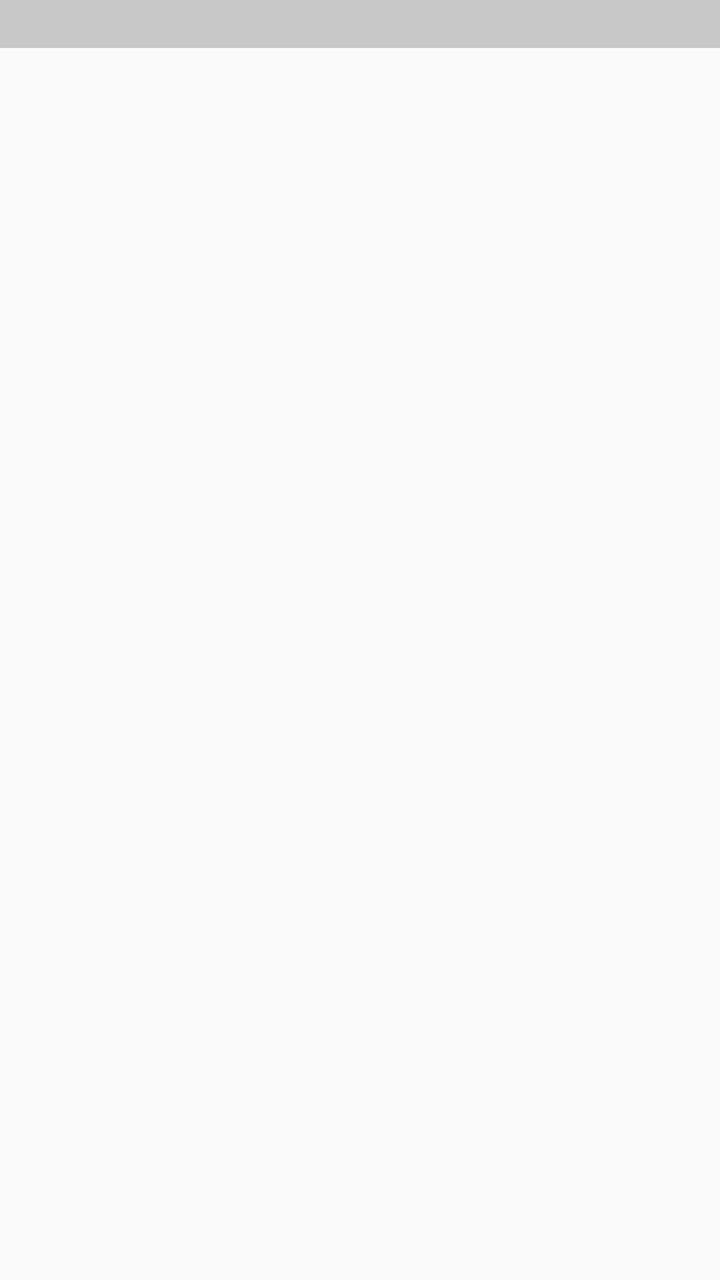
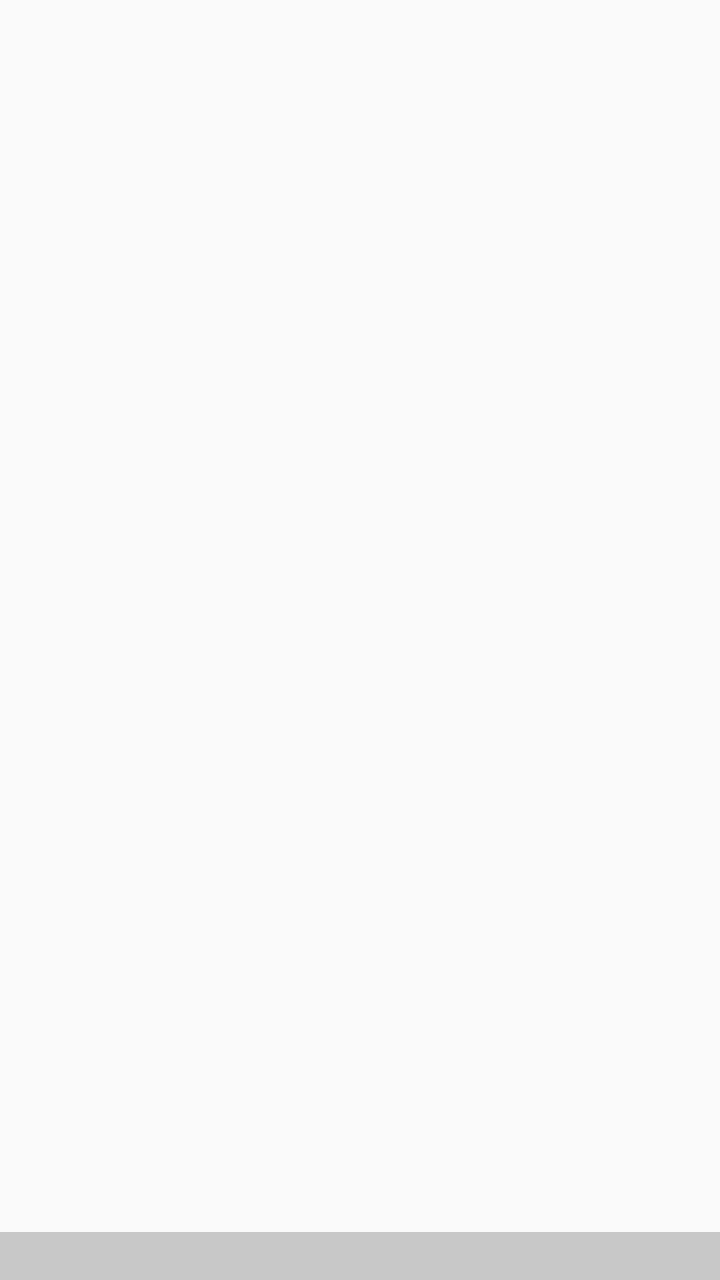

Compare the two renders of this Android layout. The source of the first and the diff that turns it into the second are given below.
<!-- AndroidManifest.xml: activity theme Theme.FBOP -->
<!-- res/layout/activity_main.xml -->
<?xml version="1.0" encoding="utf-8"?>
<androidx.constraintlayout.widget.ConstraintLayout
    xmlns:android="http://schemas.android.com/apk/res/android"
    xmlns:app="http://schemas.android.com/apk/res/app"
    android:id="@+id/rootLayout"
    android:layout_width="match_parent"
    android:layout_height="match_parent"
    android:background="?android:attr/windowBackground">

    <androidx.viewpager2.widget.ViewPager2
        android:id="@+id/homeViewPager"
        android:layout_width="0dp"
        android:layout_height="0dp"
        app:layout_constraintTop_toTopOf="parent"
        app:layout_constraintStart_toStartOf="parent"
        app:layout_constraintEnd_toEndOf="parent"
        app:layout_constraintBottom_toTopOf="pinnedRowContainer" />

    <LinearLayout
        android:id="@+id/pageIndicatorContainer"
        android:layout_width="wrap_content"
        android:layout_height="wrap_content"
        android:orientation="horizontal"
        android:gravity="center"
        app:layout_constraintBottom_toTopOf="@id/pinnedRowContainer"
        app:layout_constraintStart_toStartOf="parent"
        app:layout_constraintEnd_toEndOf="parent"
        android:layout_marginBottom="8dp" />

    <LinearLayout
        android:id="@+id/pinnedRowContainer"
        android:layout_width="match_parent"
        android:layout_height="wrap_content"
        android:orientation="vertical"
        android:background="#33000000"
        app:layout_constraintBottom_toBottomOf="parent">

        <androidx.recyclerview.widget.RecyclerView
            android:id="@+id/pinnedRowRecyclerView"
            android:layout_width="match_parent"
            android:layout_height="wrap_content"
            android:paddingVertical="12dp"
            android:paddingHorizontal="8dp" />

    </LinearLayout>

    <include
        android:id="@+id/folderOverlayInclude"
        layout="@layout/folder_overlay"
        app:layout_constraintTop_toTopOf="parent"
        app:layout_constraintStart_toStartOf="parent"
        app:layout_constraintEnd_toEndOf="parent"
        app:layout_constraintBottom_toBottomOf="parent" />

</androidx.constraintlayout.widget.ConstraintLayout>
<!-- res/layout/folder_overlay.xml (included above) -->
<?xml version="1.0" encoding="utf-8"?>
<LinearLayout
    xmlns:android="http://schemas.android.com/apk/res/android"
    android:id="@+id/folderOverlayRoot"
    android:layout_width="match_parent"
    android:layout_height="match_parent"
    android:orientation="vertical"
    android:background="#CC000000"
    android:visibility="gone"
    android:clickable="true"
    android:focusable="true">

    <TextView
        android:id="@+id/folderTitle"
        android:layout_width="wrap_content"
        android:layout_height="wrap_content"
        android:layout_gravity="center_horizontal"
        android:layout_marginTop="64dp"
        android:textColor="#FFFFFF"
        android:textSize="20sp"
        android:clickable="true"
        android:focusable="true" />

    <androidx.recyclerview.widget.RecyclerView
        android:id="@+id/folderContentsGrid"
        android:layout_width="match_parent"
        android:layout_height="wrap_content"
        android:layout_margin="24dp" />

</LinearLayout>
<!-- resources referenced by this layout -->
<resources>
  <style name="Theme.FBOP" parent="Theme.AppCompat.DayNight.NoActionBar">
          <item name="searchBarBaseColor">@color/search_bar_bg_light</item>
          <item name="android:textColorPrimary">@color/search_bar_text_light</item>
      </style>
  <color name="search_bar_bg_light">#F2F2F2</color>
  <color name="search_bar_text_light">#000000</color>
</resources>

<!-- the commit's change to res/layout/activity_main.xml (unified diff, before → after) -->
@@ -1,7 +1,7 @@
 <?xml version="1.0" encoding="utf-8"?>
 <androidx.constraintlayout.widget.ConstraintLayout
     xmlns:android="http://schemas.android.com/apk/res/android"
-    xmlns:app="http://schemas.android.com/apk/res/app"
+    xmlns:app="http://schemas.android.com/apk/res-auto"
     android:id="@+id/rootLayout"
     android:layout_width="match_parent"
     android:layout_height="match_parent"
